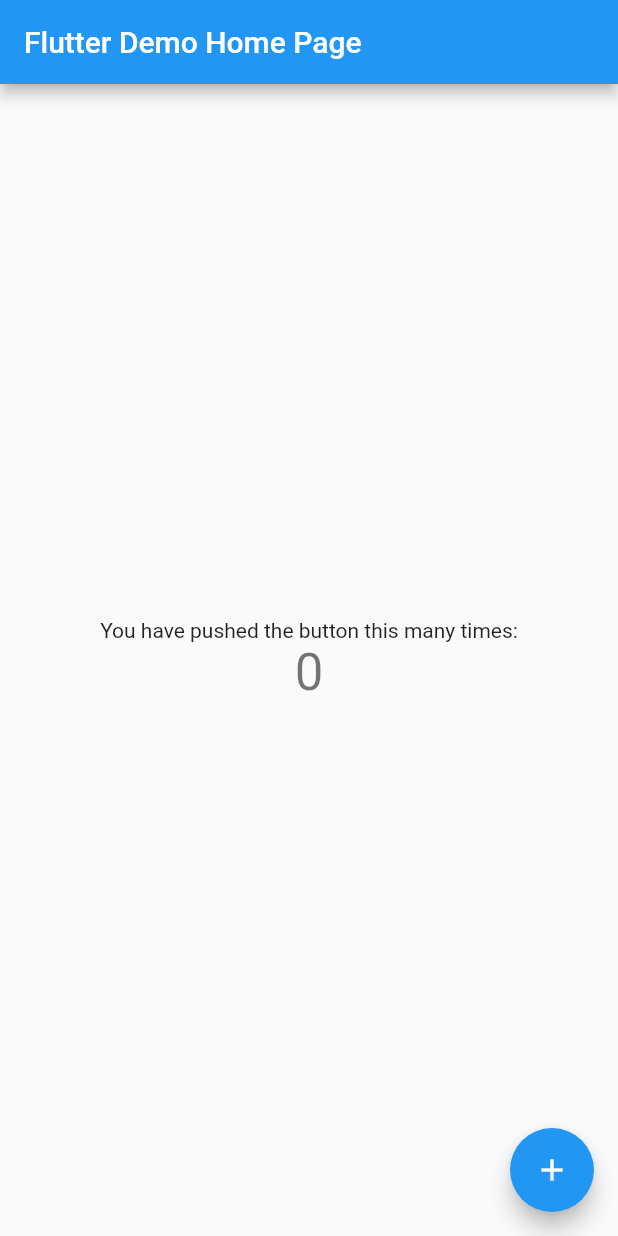
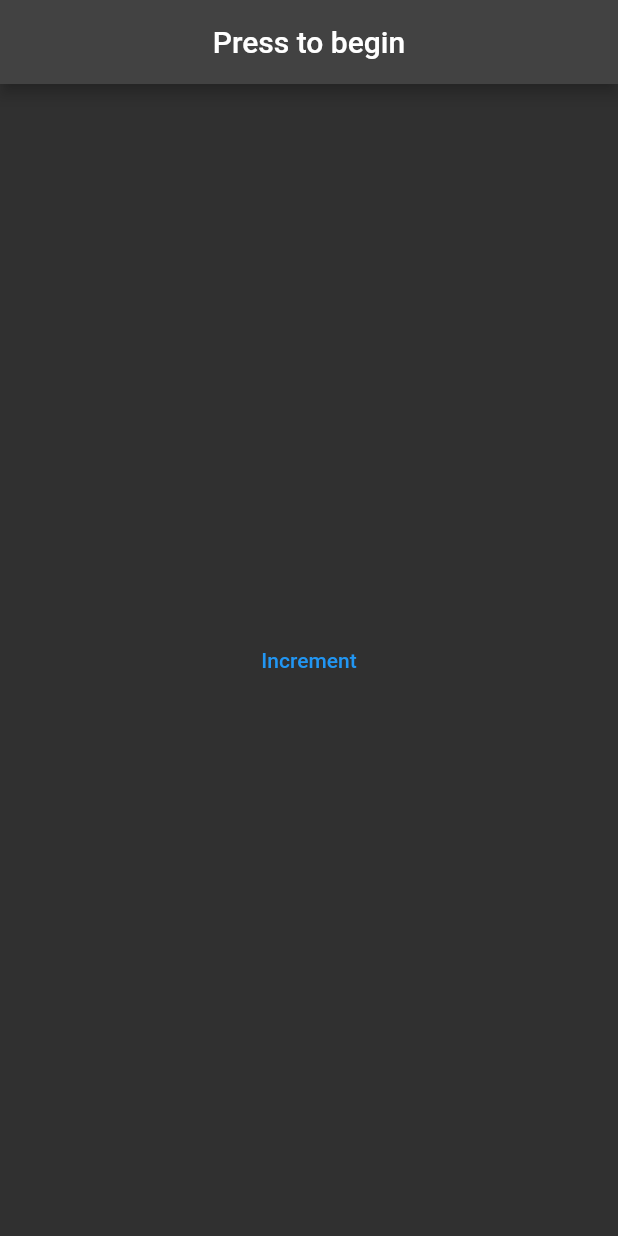
Before and after one commit to ClementPeter/River_pod-demo, a Flutter app: the screen it shows after launch, on a phone screen of 412 x 824 dp. Run offline on Flutter 3.47's test engine with Material 2 defaults, Android fonts, the phone set to English and light mode, and no system bars; our stand-ins replace dio, flutter_riverpod, hooks_riverpod.

Commit message:
⛏ Building: Projects_Riverpod

```diff
--- a/river_pod_snip/lib/main.dart
+++ b/river_pod_snip/lib/main.dart
@@ -1,7 +1,81 @@
+// import 'package:flutter/material.dart';
+// import 'package:hooks_riverpod/hooks_riverpod.dart';
+
+// //Building 6 MINI projects with Riverpod and Hooks Riverpod
+
+// void main() {
+//   runApp(
+//     ProviderScope(
+//       child: const MyApp(),
+//     ),
+//   );
+// }
+
+// class MyApp extends StatelessWidget {
+//   const MyApp({super.key});
+
+//   @override
+//   Widget build(BuildContext context) {
+//     return MaterialApp(
+//       title: 'Riverpod projects',
+//       theme: ThemeData(
+//         primarySwatch: Colors.blue,
+//       ),
+//       home: const MyHomePage(),
+//     );
+//   }
+// }
+
+// final currentDateProvider = Provider<DateTime>((ref) {
+//   return DateTime.now();
+// });
+
+// class MyHomePage extends ConsumerWidget {
+//   const MyHomePage({super.key});
+
+//   @override
+//   Widget build(BuildContext context, WidgetRef ref) {
+//     final currentDate = ref.watch(currentDateProvider);
+//     return Scaffold(
+//       appBar: AppBar(
+//         title: const Text("Hooks Riverpod projects"),
+//         centerTitle: true,
+//       ),
+//       body: Center(
+//         child: Column(
+//           mainAxisAlignment: MainAxisAlignment.center,
+//           children: <Widget>[
+//             Text(
+//               currentDate.toIso8601String(),
+//               style: Theme.of(context).textTheme.headline4,
+//             ),
+//             //button
+//             ElevatedButton(
+//               onPressed: (() {
+//                 ref.refresh(currentDateProvider);
+//               }),
+//               child: const Text("Refresh"),
+//             ),
+//           ],
+//         ),
+//       ),
+//     );
+//   }
+// }
+
+//DEMO APP
+
 import 'package:flutter/material.dart';
+import 'package:hooks_riverpod/hooks_riverpod.dart';
+
+//Building 6 MINI projects with Riverpod and Hooks Riverpod
 
 void main() {
-  runApp(const MyApp());
+  runApp(
+    const ProviderScope(
+      child: MyApp(),
+    ),
+  );
 }
 
 class MyApp extends StatelessWidget {
@@ -10,58 +84,86 @@ class MyApp extends StatelessWidget {
   @override
   Widget build(BuildContext context) {
     return MaterialApp(
-      title: 'Flutter Demo',
+      title: 'Riverpod projects',
+      darkTheme: ThemeData.dark(),
+      themeMode: ThemeMode.dark,
       theme: ThemeData(
         primarySwatch: Colors.blue,
       ),
-      home: const MyHomePage(title: 'Flutter Demo Home Page'),
+      home: const MyHomePage(),
     );
   }
 }
 
-class MyHomePage extends StatefulWidget {
-  const MyHomePage({super.key, required this.title});
+// //extension called OptionalInFixAddition to add null and non-null values
+// extension OptionalInfixAddition<T extends num> on T? {
+//   T? operator +(T? other) {
+//     final shadow = this;
+//     if (shadow != null) {
+//       return shadow + (other ?? 0) as T;
+//     } else {
+//       return null;
+//     }
+//   }
+// }
 
-  final String title;
+//function to add a null and  non-null variable using extensions
+// void testIt() {
+//   final int? int1 = 1;
+//   final int? int2 = 1;
+//   final result = int1 + int2;
+//   print(result);
+// }
+//////////////////////////StateNotifier//////////////////////////
+class Counter extends StateNotifier {
+  Counter() : super(null);
+
+  void increment() {
+    state = state == null ? 1 : state + 1;
+  }
+}
+//StateNotifierProvider is the provider that allows us to use StateNotifier
+final counterProvider = StateNotifierProvider((ref) {
+  return Counter();
+});
+
+class MyHomePage extends ConsumerWidget {
+  const MyHomePage({super.key});
 
   @override
-  State<MyHomePage> createState() => _MyHomePageState();
-}
-
-class _MyHomePageState extends State<MyHomePage> {
-  int _counter = 0;
-
-  void _incrementCounter() {
-    setState(() {
-      _counter++;
-    });
-  }
-
-  @override
-  Widget build(BuildContext context) {
+  Widget build(BuildContext context, WidgetRef ref) {
+    //fina
+    // testIt();
     return Scaffold(
       appBar: AppBar(
-        title: Text(widget.title),
+        //Wrap the text in Consumer widget prevents us from using the parent "ref" which rebuilds
+        //the entire scaffold when the counter value changes
+        title: Consumer(
+          builder: ((context, ref, child) {
+            final counter = ref.watch(counterProvider);
+            final text = counter == null ? "Press to begin" : "$counter";
+
+            return Text(text);
+          }),
+        ),
+        centerTitle: true,
       ),
       body: Center(
         child: Column(
           mainAxisAlignment: MainAxisAlignment.center,
           children: <Widget>[
-            const Text(
-              'You have pushed the button this many times:',
-            ),
-            Text(
-              '$_counter',
-              style: Theme.of(context).textTheme.headline4,
+            //text button
+            TextButton(
+              // onPressed: (() {
+              //   ref.read(counterProvider.notifier).increment();
+              // }),
+              onPressed: ref.read(counterProvider.notifier).increment,
+
+              child: const Text("Increment"),
             ),
           ],
         ),
       ),
-      floatingActionButton: FloatingActionButton(
-        onPressed: _incrementCounter,
-        tooltip: 'Increment',
-        child: const Icon(Icons.add),
-      ),
     );
   }
 }
```
